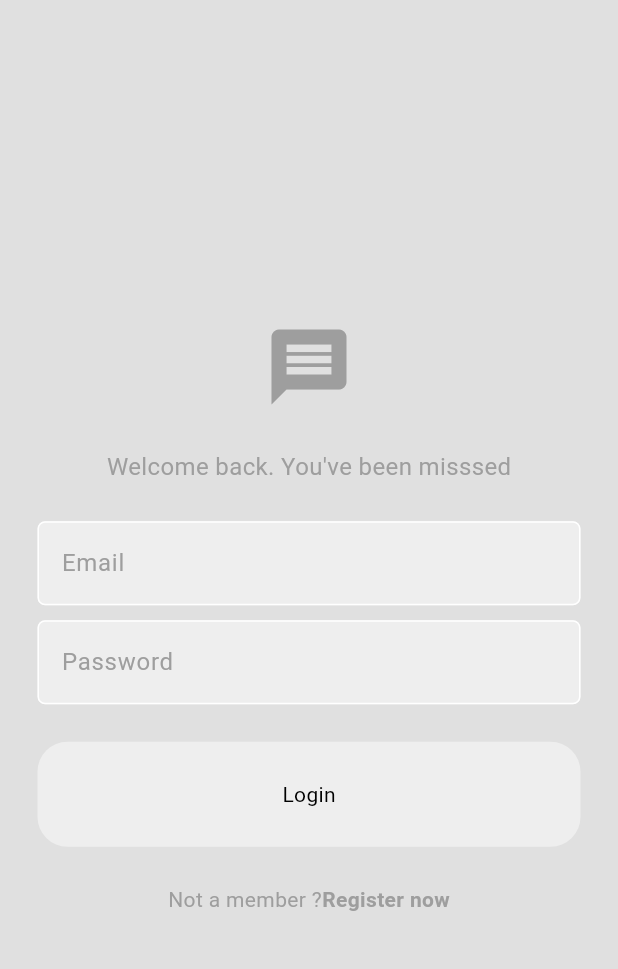
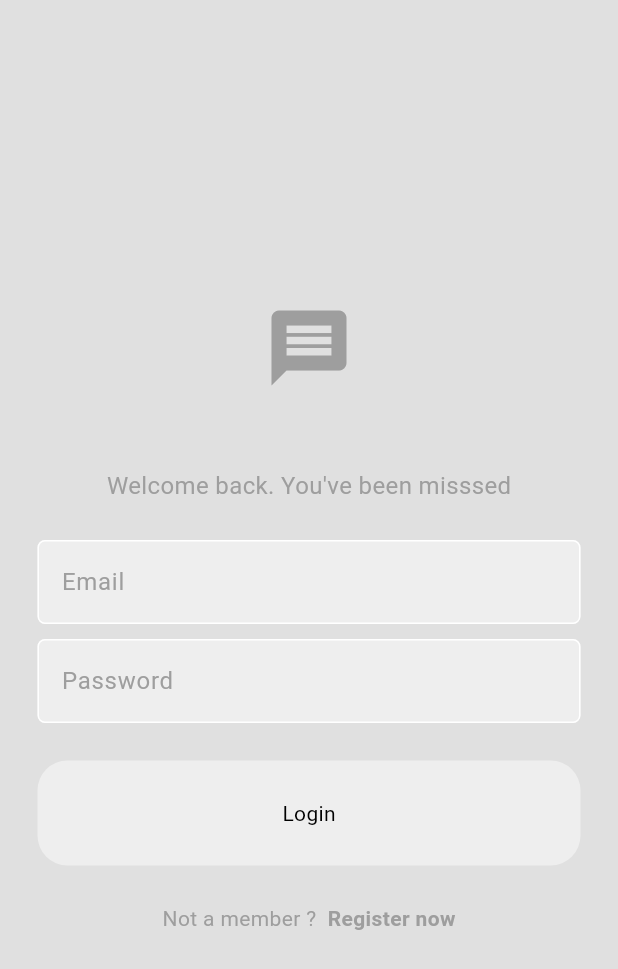
Before and after one commit to Darrylwin/minimal_chat, a Flutter app: the screen it shows after launch, on a phone screen of 412 x 824 dp. Shown: the top 969 px of the screen. Run offline on Flutter 3.47's test engine with Material 3 defaults, Android fonts, the phone set to English and light mode, and no system bars; our stand-ins replace cloud_firestore, firebase_auth, firebase_core; accounts and stored records are empty.

```diff
--- a/lib/components/my_textfield.dart
+++ b/lib/components/my_textfield.dart
@@ -30,7 +30,7 @@ class MyTextField extends StatelessWidget {
             borderSide:
                 BorderSide(color: Theme.of(context).colorScheme.tertiary),
           ),
-          focusedErrorBorder: OutlineInputBorder(
+          focusedBorder: OutlineInputBorder(
             borderSide:
                 BorderSide(color: Theme.of(context).colorScheme.primary),
           ),
--- a/lib/components/user_tile.dart
+++ b/lib/components/user_tile.dart
@@ -4,7 +4,11 @@ class UserTile extends StatelessWidget {
   final String text;
   final void Function()? onTap;
 
-  const UserTile({super.key, required this.onTap, required this.text});
+  const UserTile({
+    super.key,
+    required this.onTap,
+    required this.text,
+  });
 
   @override
   Widget build(BuildContext context) {
--- a/lib/pages/login_page.dart
+++ b/lib/pages/login_page.dart
@@ -11,7 +11,10 @@ class LoginPage extends StatelessWidget {
   // tap to go to RegisterPage
   final void Function()? onTap;
 
-  LoginPage({super.key, required this.onTap});
+  LoginPage({
+    super.key,
+    required this.onTap,
+  });
 
   // login method
   void login(BuildContext context) async {
@@ -44,11 +47,14 @@ class LoginPage extends StatelessWidget {
           mainAxisAlignment: MainAxisAlignment.center,
           children: [
             //logo
-            Icon(Icons.message,
-                size: 60, color: Theme.of(context).colorScheme.primary),
+            Icon(
+              Icons.message,
+              size: 60,
+              color: Theme.of(context).colorScheme.primary,
+            ),
 
             const SizedBox(
-              height: 25,
+              height: 50,
             ),
 
             // welcome back message
@@ -111,7 +117,7 @@ class LoginPage extends StatelessWidget {
                 GestureDetector(
                   onTap: onTap,
                   child: Text(
-                    "Register now",
+                    "  Register now",
                     style: TextStyle(
                       fontWeight: FontWeight.bold,
                       color: Theme.of(context).colorScheme.primary,
--- a/lib/services/auth/auth_service.dart
+++ b/lib/services/auth/auth_service.dart
@@ -12,7 +12,10 @@ class AuthService {
   }
 
   // sign in
-  Future<UserCredential> signInWithEmailPassword(String email, password) async {
+  Future<UserCredential> signInWithEmailPassword(
+    String email,
+    password,
+  ) async {
     try {
       // sign user in
       UserCredential userCredential = await _auth.signInWithEmailAndPassword(
--- a/lib/services/auth/login_or_register.dart
+++ b/lib/services/auth/login_or_register.dart
@@ -23,7 +23,9 @@ class _LoginOrRegisterState extends State<LoginOrRegister> {
   @override
   Widget build(BuildContext context) {
     if (showLoginPage) {
-      return LoginPage(onTap: togglePages,);
+      return LoginPage(
+        onTap: togglePages,
+      );
     } else {
       return RegisterPage(onTap: togglePages);
     }
```
Also changed, not shown: lib/pages/home_page.dart (+7 -4 lines), lib/pages/register_page.dart (+8 -5 lines), lib/services/chats/chats_services.dart (+6 -5 lines).
